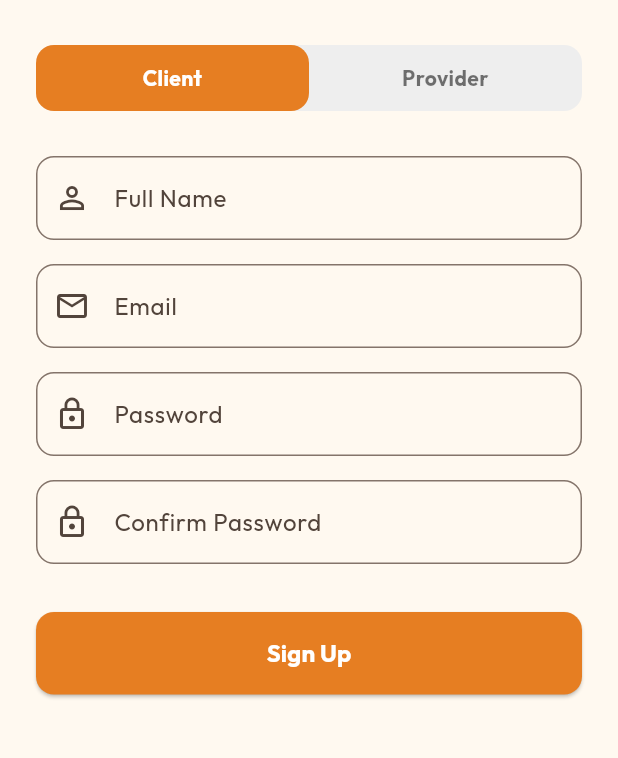
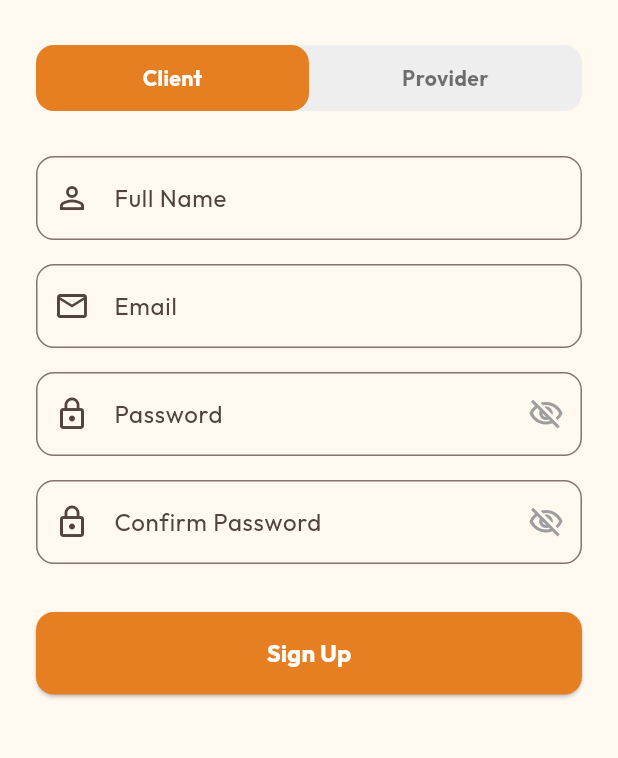
Before and after one commit to Karabo-jpg/SkillsConnect, a Flutter app: the RegisterPage screen opened directly, on a phone screen of 412 x 824 dp, the part 216-974 px from its top. Run offline on Flutter 3.47's test engine with Material 3 defaults, Android fonts, the phone set to English and light mode, and no system bars; our stand-ins replace cloud_firestore, equatable, firebase_auth, firebase_core, flutter_bloc, get_it and 2 more; accounts and stored records are empty.

Commit message:
Fix: add password visibility toggles to RegisterPage

```diff
--- a/lib/presentation/pages/register_page.dart
+++ b/lib/presentation/pages/register_page.dart
@@ -2,6 +2,16 @@ import 'package:flutter/material.dart';
 import 'package:flutter_bloc/flutter_bloc.dart';
 import 'package:skillconnect/presentation/blocs/auth_bloc.dart';
 
+/// Registration screen for new users.
+///
+/// Supports two account types toggled by a segmented control:
+/// - **Client**: only requires name, email, and password.
+/// - **Provider**: additionally requires business name, service category,
+///   base rate, and a short bio. The extra fields animate in when the
+///   Provider tab is selected.
+///
+/// All validation runs in [_onSignUpPressed] before dispatching
+/// [SignUpRequested] to [AuthBloc].
 class RegisterPage extends StatefulWidget {
   const RegisterPage({super.key});
 
@@ -21,6 +31,12 @@ class _RegisterPageState extends State<RegisterPage> {
   String _userType = 'client';
   String _selectedCategory = 'Tailoring';
   final List<String> _categories = ['Tailoring', 'Baking', 'Hair', 'Other'];
+
+  /// Controls whether the password field displays plain text.
+  bool _obscurePassword = true;
+
+  /// Controls whether the confirm-password field displays plain text.
+  bool _obscureConfirmPassword = true;
 
   @override
   void dispose() {
@@ -61,7 +77,7 @@ class _RegisterPageState extends State<RegisterPage> {
                 style: TextStyle(color: Colors.grey),
               ),
               const SizedBox(height: 30),
-              // Role Toggle
+              // Role toggle: Client or Provider
               Container(
                 decoration: BoxDecoration(
                   color: Colors.grey[200],
@@ -75,14 +91,18 @@ class _RegisterPageState extends State<RegisterPage> {
                         child: Container(
                           padding: const EdgeInsets.symmetric(vertical: 12),
                           decoration: BoxDecoration(
-                            color: _userType == 'client' ? const Color(0xFFE67E22) : Colors.transparent,
+                            color: _userType == 'client'
+                                ? const Color(0xFFE67E22)
+                                : Colors.transparent,
                             borderRadius: BorderRadius.circular(12),
                           ),
                           child: Text(
                             'Client',
                             textAlign: TextAlign.center,
                             style: TextStyle(
-                              color: _userType == 'client' ? Colors.white : Colors.black54,
+                              color: _userType == 'client'
+                                  ? Colors.white
+                                  : Colors.black54,
                               fontWeight: FontWeight.bold,
                             ),
                           ),
@@ -95,14 +115,18 @@ class _RegisterPageState extends State<RegisterPage> {
                         child: Container(
                           padding: const EdgeInsets.symmetric(vertical: 12),
                           decoration: BoxDecoration(
-                            color: _userType == 'provider' ? const Color(0xFFE67E22) : Colors.transparent,
+                            color: _userType == 'provider'
+                                ? const Color(0xFFE67E22)
+                                : Colors.transparent,
                             borderRadius: BorderRadius.circular(12),
                           ),
                           child: Text(
                             'Provider',
                             textAlign: TextAlign.center,
                             style: TextStyle(
-                              color: _userType == 'provider' ? Colors.white : Colors.black54,
+                              color: _userType == 'provider'
+                                  ? Colors.white
+                                  : Colors.black54,
                               fontWeight: FontWeight.bold,
                             ),
                           ),
@@ -115,11 +139,48 @@ class _RegisterPageState extends State<RegisterPage> {
               const SizedBox(height: 30),
               _buildTextField(_nameController, 'Full Name', Icons.person_outline),
               const SizedBox(height: 16),
-              _buildTextField(_emailController, 'Email', Icons.email_outlined),
+              _buildTextField(
+                _emailController,
+                'Email',
+                Icons.email_outlined,
+                keyboardType: TextInputType.emailAddress,
+              ),
               const SizedBox(height: 16),
-              _buildTextField(_passwordController, 'Password', Icons.lock_outline, obscureText: true),
+              // Password field with visibility toggle
+              _buildTextField(
+                _passwordController,
+                'Password',
+                Icons.lock_outline,
+                obscureText: _obscurePassword,
+                suffixIcon: IconButton(
+                  icon: Icon(
+                    _obscurePassword
+                        ? Icons.visibility_off_outlined
+                        : Icons.visibility_outlined,
+                    color: Colors.grey,
+                  ),
+                  onPressed: () =>
+                      setState(() => _obscurePassword = !_obscurePassword),
+                ),
+              ),
               const SizedBox(height: 16),
-              _buildTextField(_confirmPasswordController, 'Confirm Password', Icons.lock_outline, obscureText: true),
+              // Confirm password field with its own visibility toggle
+              _buildTextField(
+                _confirmPasswordController,
+                'Confirm Password',
+                Icons.lock_outline,
+                obscureText: _obscureConfirmPassword,
+                suffixIcon: IconButton(
+                  icon: Icon(
+                    _obscureConfirmPassword
+                        ? Icons.visibility_off_outlined
+                        : Icons.visibility_outlined,
+                    color: Colors.grey,
+                  ),
+                  onPressed: () => setState(
+                      () => _obscureConfirmPassword = !_obscureConfirmPassword),
+                ),
+              ),
 
               if (_userType == 'provider') ...[
                 const SizedBox(height: 24),
@@ -130,22 +191,40 @@ class _RegisterPageState extends State<RegisterPage> {
                   style: TextStyle(fontSize: 18, fontWeight: FontWeight.bold),
                 ),
                 const SizedBox(height: 16),
-                _buildTextField(_businessNameController, 'Business Name', Icons.business_outlined),
+                _buildTextField(
+                  _businessNameController,
+                  'Business Name',
+                  Icons.business_outlined,
+                ),
                 const SizedBox(height: 16),
                 DropdownButtonFormField<String>(
-                  value: _selectedCategory,
+                  initialValue: _selectedCategory,
                   decoration: InputDecoration(
                     labelText: 'Category',
                     prefixIcon: const Icon(Icons.category_outlined),
-                    border: OutlineInputBorder(borderRadius: BorderRadius.circular(12)),
+                    border: OutlineInputBorder(
+                      borderRadius: BorderRadius.circular(12),
+                    ),
                   ),
-                  items: _categories.map((c) => DropdownMenuItem(value: c, child: Text(c))).toList(),
+                  items: _categories
+                      .map((c) => DropdownMenuItem(value: c, child: Text(c)))
+                      .toList(),
                   onChanged: (val) => setState(() => _selectedCategory = val!),
                 ),
                 const SizedBox(height: 16),
-                _buildTextField(_baseRateController, 'Base Rate (UGX)', Icons.payments_outlined, keyboardType: TextInputType.number),
+                _buildTextField(
+                  _baseRateController,
+                  'Base Rate (UGX)',
+                  Icons.payments_outlined,
+                  keyboardType: TextInputType.number,
+                ),
                 const SizedBox(height: 16),
-                _buildTextField(_bioController, 'Short Bio', Icons.description_outlined, maxLines: 3),
+                _buildTextField(
+                  _bioController,
+                  'Short Bio',
+                  Icons.description_outlined,
+                  maxLines: 3,
+                ),
               ],
 
               const SizedBox(height: 32),
@@ -173,7 +252,10 @@ class _RegisterPageState extends State<RegisterPage> {
                         borderRadius: BorderRadius.circular(12),
                       ),
                     ),
-                    child: const Text('Sign Up', style: TextStyle(fontSize: 16, fontWeight: FontWeight.bold)),
+                    child: const Text(
+                      'Sign Up',
+                      style: TextStyle(fontSize: 16, fontWeight: FontWeight.bold),
+                    ),
                   );
                 },
               ),
@@ -184,6 +266,10 @@ class _RegisterPageState extends State<RegisterPage> {
     );
   }
 
+  /// Reusable helper that builds a consistently styled [TextField].
+  ///
+  /// [suffixIcon] is optional and used for password visibility toggles.
+  /// All fields share the same 12 dp rounded border and prefix icon.
   Widget _buildTextField(
     TextEditingController controller,
     String label,
@@ -191,6 +277,7 @@ class _RegisterPageState extends State<RegisterPage> {
     bool obscureText = false,
     TextInputType keyboardType = TextInputType.text,
     int maxLines = 1,
+    Widget? suffixIcon,
   }) {
     return TextField(
       controller: controller,
@@ -200,6 +287,7 @@ class _RegisterPageState extends State<RegisterPage> {
       decoration: InputDecoration(
         labelText: label,
         prefixIcon: Icon(icon),
+        suffixIcon: suffixIcon,
         border: OutlineInputBorder(
           borderRadius: BorderRadius.circular(12),
         ),
@@ -207,19 +295,35 @@ class _RegisterPageState extends State<RegisterPage> {
     );
   }
 
+  /// Validates all required fields and dispatches [SignUpRequested] to [AuthBloc].
+  ///
+  /// Validation order:
+  /// 1. Required fields (name, email, password) must not be empty.
+  /// 2. Password and confirm-password must match.
+  /// 3. For provider accounts, business name and base rate are also required.
   void _onSignUpPressed() {
-    if (_emailController.text.isEmpty || _passwordController.text.isEmpty || _nameController.text.isEmpty) {
-      ScaffoldMessenger.of(context).showSnackBar(const SnackBar(content: Text('Please fill all fields')));
+    if (_emailController.text.isEmpty ||
+        _passwordController.text.isEmpty ||
+        _nameController.text.isEmpty) {
+      ScaffoldMessenger.of(context).showSnackBar(
+        const SnackBar(content: Text('Please fill all fields')),
+      );
       return;
     }
 
     if (_passwordController.text != _confirmPasswordController.text) {
-      ScaffoldMessenger.of(context).showSnackBar(const SnackBar(content: Text('Passwords do not match')));
+      ScaffoldMessenger.of(context).showSnackBar(
+        const SnackBar(content: Text('Passwords do not match')),
+      );
       return;
     }
 
-    if (_userType == 'provider' && (_businessNameController.text.isEmpty || _baseRateController.text.isEmpty)) {
-      ScaffoldMessenger.of(context).showSnackBar(const SnackBar(content: Text('Provider details are required')));
+    if (_userType == 'provider' &&
+        (_businessNameController.text.isEmpty ||
+            _baseRateController.text.isEmpty)) {
+      ScaffoldMessenger.of(context).showSnackBar(
+        const SnackBar(content: Text('Provider details are required')),
+      );
       return;
     }
 
@@ -229,9 +333,12 @@ class _RegisterPageState extends State<RegisterPage> {
         _passwordController.text,
         _nameController.text,
         userType: _userType,
-        businessName: _userType == 'provider' ? _businessNameController.text : null,
+        businessName:
+            _userType == 'provider' ? _businessNameController.text : null,
         category: _userType == 'provider' ? _selectedCategory : null,
-        baseRate: _userType == 'provider' ? double.tryParse(_baseRateController.text) : null,
+        baseRate: _userType == 'provider'
+            ? double.tryParse(_baseRateController.text)
+            : null,
         bio: _userType == 'provider' ? _bioController.text : null,
       ),
     );
```
